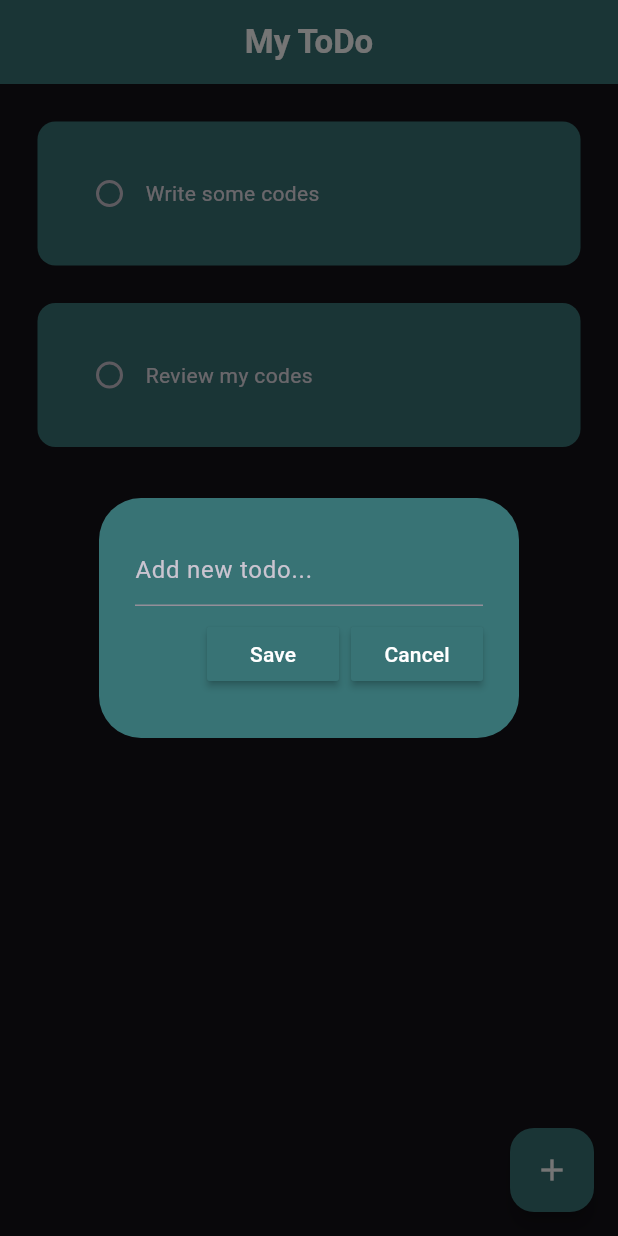
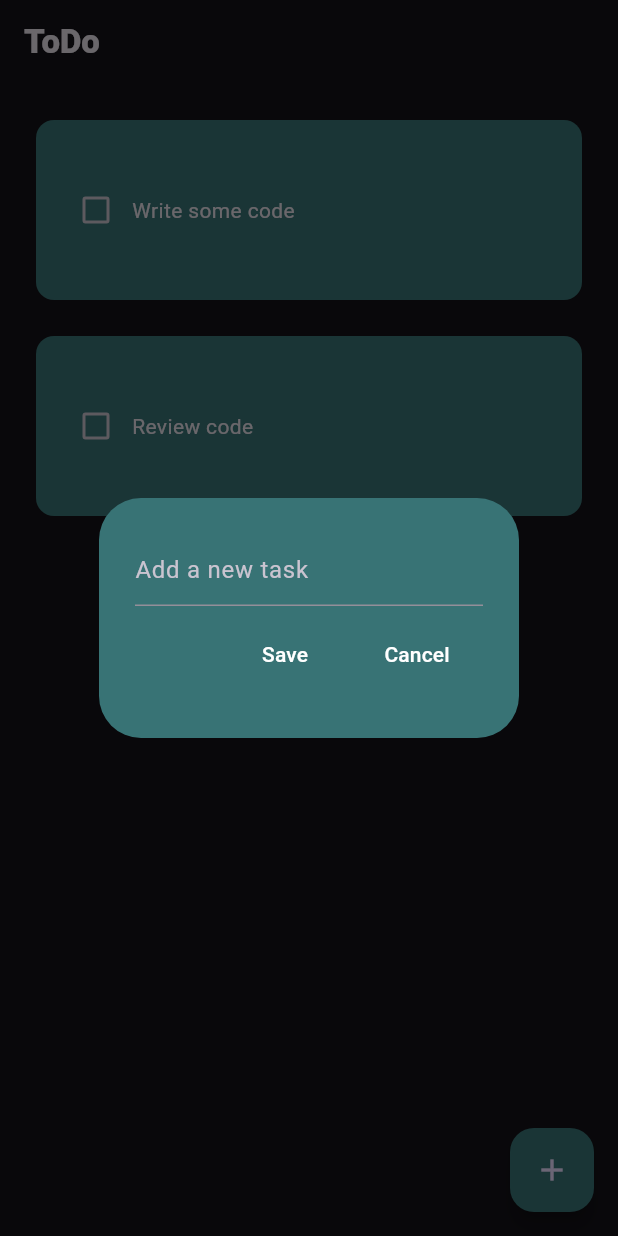
Before and after one commit to alexmortelsison/ToDoApp, a Flutter app: the screen it shows after launch, after a tap on the "add" icon, on a phone screen of 412 x 824 dp. Run offline on Flutter 3.47's test engine with Material 3 defaults, Android fonts, the phone set to English and light mode, and no system bars; drawn by our look-alikes of flutter_slidable; our stand-ins replace hive_flutter; accounts and stored records are empty.

Commit message:
updated UI

```diff
--- a/lib/main.dart
+++ b/lib/main.dart
@@ -4,11 +4,7 @@ import 'package:todo_app/const.dart';
 
 import 'pages/home_page.dart';
 
-void main() async {
-  await Hive.initFlutter();
-
-  await Hive.openBox('myBox');
-
+void main() {
   runApp(const MyApp());
 }
 
--- a/lib/pages/home_page.dart
+++ b/lib/pages/home_page.dart
@@ -1,7 +1,7 @@
 import 'package:flutter/material.dart';
 import 'package:todo_app/const.dart';
-import 'package:todo_app/util/dialog_box.dart';
 
+import '../util/dialog_box.dart';
 import '../util/todo_tile.dart';
 
 class HomePage extends StatefulWidget {
@@ -12,41 +12,41 @@ class HomePage extends StatefulWidget {
 }
 
 class _HomePageState extends State<HomePage> {
-  final controller = TextEditingController();
+  final _mycontroller = TextEditingController();
 
-  List todoList = [
-    ['Write some codes', false],
-    ['Review my codes', false]
+  List toDoList = [
+    ['Write some code', false],
+    ['Review code', false]
   ];
-
-  void checkboxChanged(bool? value, int index) {
-    setState(() {
-      todoList[index][1] = !todoList[index][1];
-    });
-  }
 
   void saveNewTask() {
     setState(() {
-      todoList.add([controller.text, false]);
-      controller.clear();
+      toDoList.add([_mycontroller.text, false]);
     });
     Navigator.pop(context);
+    _mycontroller.clear();
   }
 
   void createNewTask() {
     showDialog(
       context: context,
       builder: (context) => DialogBox(
-        controller: controller,
         onSave: saveNewTask,
         onCancel: () => Navigator.pop(context),
+        controller: _mycontroller,
       ),
     );
   }
 
   void deleteTask(int index) {
     setState(() {
-      todoList.removeAt(index);
+      toDoList.removeAt(index);
+    });
+  }
+
+  void checkboxChanged(bool? value, int index) {
+    setState(() {
+      toDoList[index][1] = !toDoList[index][1];
     });
   }
 
@@ -54,24 +54,22 @@ class _HomePageState extends State<HomePage> {
   Widget build(BuildContext context) {
     return Scaffold(
       floatingActionButton: FloatingActionButton(
-        onPressed: createNewTask,
-        child: const Icon(Icons.add, color: Colors.white),
-      ),
+          onPressed: createNewTask,
+          child: const Icon(
+            Icons.add,
+          )),
       appBar: AppBar(
-        backgroundColor: kPrimaryColor,
-        title: const Center(
-          child: Text(
-            'My ToDo',
-            style: TextStyle(color: Colors.white, fontWeight: FontWeight.bold),
-          ),
+        title: const Text(
+          'ToDo',
+          style: TextStyle(fontWeight: FontWeight.w900),
         ),
       ),
       body: ListView.builder(
-        itemCount: todoList.length,
+        itemCount: toDoList.length,
         itemBuilder: (context, index) => ToDoTile(
+          taskName: toDoList[index][0],
+          isCompleted: toDoList[index][1],
           onChanged: (value) => checkboxChanged(value, index),
-          taskName: todoList[index][0],
-          isTaskCompleted: todoList[index][1],
           deleteFunction: (context) => deleteTask(index),
         ),
       ),
--- a/lib/util/dialog_box.dart
+++ b/lib/util/dialog_box.dart
@@ -1,4 +1,5 @@
 import 'package:flutter/material.dart';
+import 'package:flutter/widgets.dart';
 import 'package:todo_app/const.dart';
 import 'package:todo_app/util/my_button.dart';
 
@@ -6,12 +7,11 @@ class DialogBox extends StatelessWidget {
   final TextEditingController controller;
   final VoidCallback onSave;
   final VoidCallback onCancel;
-
   const DialogBox({
     super.key,
-    required this.controller,
     required this.onSave,
     required this.onCancel,
+    required this.controller,
   });
 
   @override
@@ -25,22 +25,19 @@ class DialogBox extends StatelessWidget {
           children: [
             TextField(
               controller: controller,
-              decoration: const InputDecoration(hintText: 'Add new todo...'),
+              decoration: const InputDecoration(hintText: 'Add a new task'),
             ),
             Row(
               mainAxisAlignment: MainAxisAlignment.end,
               children: [
                 MyButton(
-                    text: 'Save',
-                    onPressed: () {
-                      onSave();
-                    }),
-                const SizedBox(width: 8),
+                  text: 'Save',
+                  onPressed: onSave,
+                ),
                 MyButton(
-                    text: 'Cancel',
-                    onPressed: () {
-                      onCancel();
-                    }),
+                  text: 'Cancel',
+                  onPressed: onCancel,
+                )
               ],
             ),
           ],
--- a/lib/util/my_button.dart
+++ b/lib/util/my_button.dart
@@ -12,7 +12,6 @@ class MyButton extends StatelessWidget {
   @override
   Widget build(BuildContext context) {
     return MaterialButton(
-      color: Theme.of(context).primaryColor,
       onPressed: onPressed,
       child: Text(text),
     );
--- a/lib/util/todo_tile.dart
+++ b/lib/util/todo_tile.dart
@@ -4,45 +4,50 @@ import 'package:todo_app/const.dart';
 
 class ToDoTile extends StatelessWidget {
   final String taskName;
-  final bool isTaskCompleted;
+  final bool isCompleted;
   final Function(bool?)? onChanged;
   final Function(BuildContext)? deleteFunction;
   const ToDoTile({
     super.key,
+    required this.taskName,
+    required this.isCompleted,
     required this.onChanged,
-    required this.taskName,
-    required this.isTaskCompleted,
     required this.deleteFunction,
   });
 
   @override
   Widget build(BuildContext context) {
     return Padding(
-      padding: const EdgeInsets.only(top: 25, left: 25, right: 25),
+      padding: const EdgeInsets.only(top: 24, right: 24, left: 24),
       child: Slidable(
-        endActionPane: ActionPane(motion: const StretchMotion(), children: [
-          SlidableAction(
-            onPressed: deleteFunction,
-            backgroundColor: Colors.red,
-            icon: Icons.delete,
-          )
-        ]),
+        endActionPane: ActionPane(
+          motion: const StretchMotion(),
+          children: [
+            SlidableAction(
+              borderRadius: BorderRadius.circular(12),
+              backgroundColor: Colors.red,
+              onPressed: deleteFunction,
+              icon: Icons.delete,
+            ),
+          ],
+        ),
         child: Container(
-          padding: const EdgeInsets.all(24),
+          padding: const EdgeInsets.all(16),
           decoration: kBoxDecoration,
+          height: 120,
           child: Row(
             children: [
               Checkbox(
-                value: isTaskCompleted,
+                activeColor: kPrimaryColor,
+                value: isCompleted,
                 onChanged: onChanged,
-                activeColor: kPrimaryColor,
-                shape: const CircleBorder(),
               ),
-              Text(taskName,
-                  style: TextStyle(
-                      fontWeight: FontWeight.w400,
-                      decoration:
-                          isTaskCompleted ? TextDecoration.lineThrough : null)),
+              Text(
+                taskName,
+                style: TextStyle(
+                    decoration:
+                        isCompleted ? TextDecoration.lineThrough : null),
+              )
             ],
           ),
         ),
--- a/pubspec.yaml
+++ b/pubspec.yaml
@@ -41,8 +41,6 @@ dependencies:
 dev_dependencies:
   flutter_test:
     sdk: flutter
-  build_runner: ^2.4.9
-  hive_generator: ^2.0.1
 
   # The "flutter_lints" package below contains a set of recommended lints to
   # encourage good coding practices. The lint set provided by the package is
```
Also changed, not shown: pubspec.lock.
